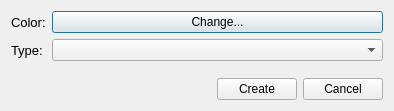
Above: CurveEditor/Source/CreateSplineDialog/UI/CreateSplineDialog.ui from MaxGarden/CurveEditor before the change. Below: the same form after it.
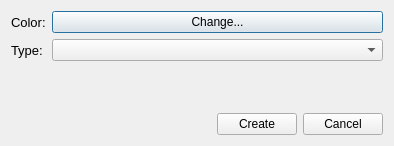
That is the form after the change.

Patch:
```diff
--- a/CurveEditor/Source/CreateSplineDialog/UI/CreateSplineDialog.ui
+++ b/CurveEditor/Source/CreateSplineDialog/UI/CreateSplineDialog.ui
@@ -10,7 +10,7 @@
     <x>0</x>
     <y>0</y>
     <width>394</width>
-    <height>111</height>
+    <height>146</height>
    </rect>
   </property>
   <property name="sizePolicy">
```
Left out of the diff: 57 changed lines with no effect on the pictures.
